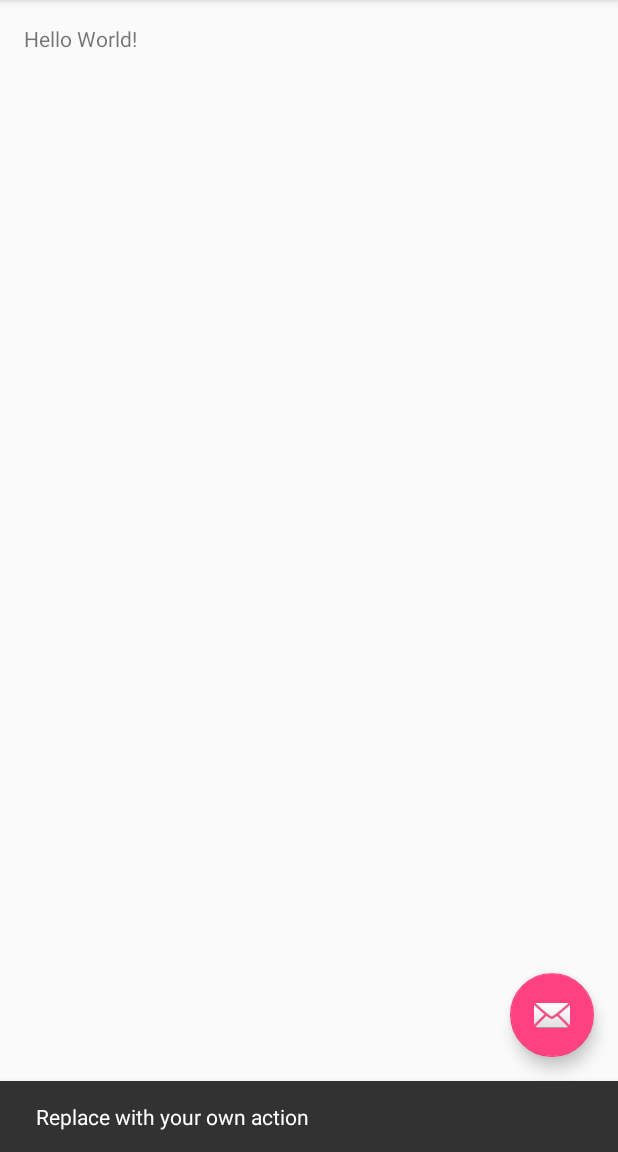
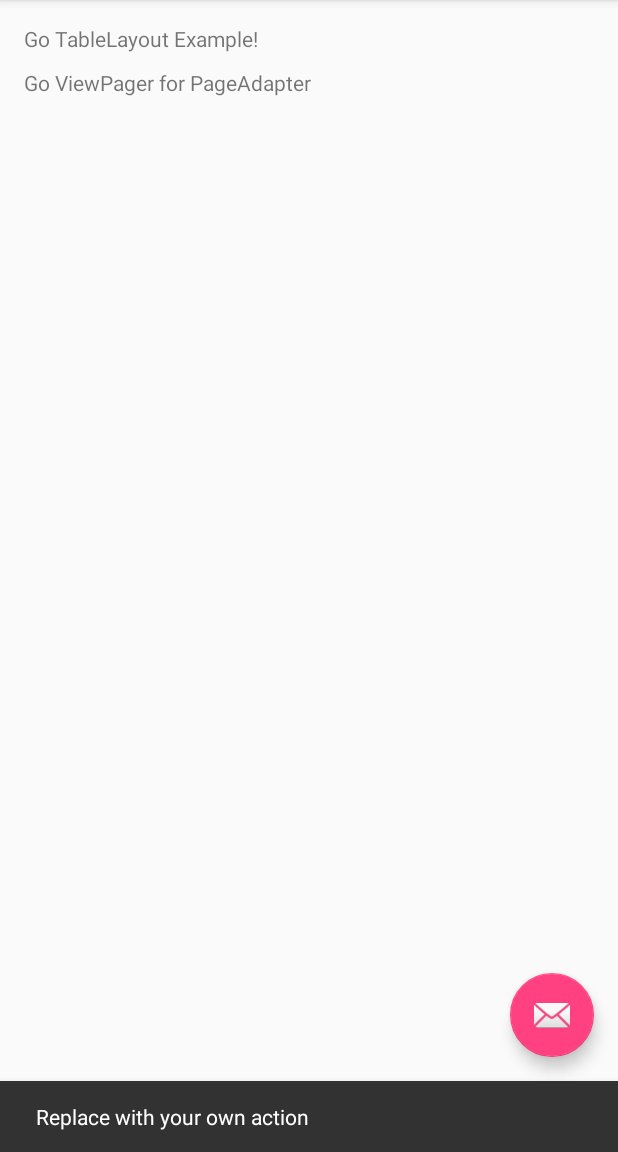
Before and after one commit to skycham81/testrepo, an Android app: the screen it shows after launch (MainActivity), after a tap on an icon or button, on a phone screen of 412 x 824 dp, the part 84-1236 px from its top. Run offline under Robolectric (Android 15) with nearby library versions, the phone set to English and light mode, and no system bars.

Commit message:
프래그먼트를 이용한 뷰페이저 예제 페이지 아답터를 이용한 뷰페이저 예제 SwipeRefreshLayout 이용해 페이지 이동 시키는 예제

```diff
--- a/app/build.gradle
+++ b/app/build.gradle
@@ -21,7 +21,7 @@ android {
 
 dependencies {
     compile fileTree(dir: 'libs', include: ['*.jar'])
-    testCompile 'junit:junit:4.12'
+//    testCompile 'junit:junit:4.12'
     compile 'com.android.support:appcompat-v7:23.1.1'
     compile 'com.android.support:support-v4:23.1.1'
     compile 'com.android.support:design:23.1.1'
--- a/app/src/main/AndroidManifest.xml
+++ b/app/src/main/AndroidManifest.xml
@@ -18,6 +18,12 @@
                 <category android:name="android.intent.category.LAUNCHER" />
             </intent-filter>
         </activity>
+        <activity android:name=".TabLayoutExample" android:parentActivityName=".MainActivity">
+            <meta-data android:name="android.support.PARENT_ACTIVITY" android:value=".MainActivity" />
+        </activity>
+        <activity android:name=".ViewPagerExample" android:parentActivityName=".MainActivity">
+            <meta-data android:name="android.support.PARENT_ACTIVITY" android:value=".MainActivity" />
+        </activity>
     </application>
 
 </manifest>
--- a/app/src/main/java/com/dsy/test/MainActivity.java
+++ b/app/src/main/java/com/dsy/test/MainActivity.java
@@ -1,5 +1,7 @@
 package com.dsy.test;
 
+import android.content.Context;
+import android.content.Intent;
 import android.graphics.drawable.Drawable;
 import android.os.Bundle;
 import android.support.design.widget.FloatingActionButton;
@@ -7,7 +9,6 @@ import android.support.design.widget.NavigationView;
 import android.support.design.widget.Snackbar;
 import android.support.v4.view.GravityCompat;
 import android.support.v4.widget.DrawerLayout;
-import android.support.v7.app.ActionBar;
 import android.support.v7.app.ActionBarDrawerToggle;
 import android.support.v7.app.AppCompatActivity;
 import android.support.v7.widget.Toolbar;
@@ -19,18 +20,17 @@ public class MainActivity extends AppCompatActivity implements NavigationView.On
 
     int mSortMode = -1;
 
+    static int mCreatedFragmentCount = 0;
+
     @Override
     protected void onCreate(Bundle savedInstanceState) {
         super.onCreate(savedInstanceState);
+        overridePendingTransition(0, 0);
 
         setContentView(R.layout.activity_main);
         Toolbar toolbar = (Toolbar) findViewById(R.id.toolbar);
 
         setSupportActionBar(toolbar);
-
-        final ActionBar ab = getSupportActionBar();
-        ab.setHomeAsUpIndicator(R.drawable.ic_menu_manage);
-        ab.setDisplayHomeAsUpEnabled(true);
 
         FloatingActionButton fab = (FloatingActionButton) findViewById(R.id.fab);
         fab.setOnClickListener(new View.OnClickListener() {
@@ -38,6 +38,26 @@ public class MainActivity extends AppCompatActivity implements NavigationView.On
             public void onClick(View view) {
                 Snackbar.make(view, "Replace with your own action", Snackbar.LENGTH_LONG)
                         .setAction("Action", null).show();
+            }
+        });
+
+        findViewById(R.id.go_tablelayout).setOnClickListener(new View.OnClickListener() {
+            @Override
+            public void onClick(View v) {
+                Context context = v.getContext();
+                Intent intent = new Intent(context, TabLayoutExample.class);
+
+                startActivity(intent);
+            }
+        });
+
+        findViewById(R.id.go_viewpager_for_pageapater).setOnClickListener(new View.OnClickListener() {
+            @Override
+            public void onClick(View v) {
+                Context context = v.getContext();
+                Intent intent = new Intent(context, ViewPagerExample.class);
+
+                startActivity(intent);
             }
         });
 
--- a/app/src/main/res/layout/app_bar_main.xml
+++ b/app/src/main/res/layout/app_bar_main.xml
@@ -17,7 +17,9 @@
             android:layout_width="match_parent"
             android:layout_height="?attr/actionBarSize"
             android:background="?attr/colorPrimary"
-            app:popupTheme="@style/AppTheme.PopupOverlay" />
+            app:popupTheme="@style/AppTheme.PopupOverlay"
+            app:layout_scrollFlags="scroll|enterAlways|snap"
+            />
 
     </android.support.design.widget.AppBarLayout>
 
--- a/app/src/main/res/layout/content_main.xml
+++ b/app/src/main/res/layout/content_main.xml
@@ -13,7 +13,18 @@
     tools:showIn="@layout/app_bar_main">
 
     <TextView
+        android:id="@+id/go_tablelayout"
         android:layout_width="wrap_content"
         android:layout_height="wrap_content"
-        android:text="Hello World!" />
+        android:text="Go TableLayout Example!" />
+
+    <TextView
+        android:id="@+id/go_viewpager_for_pageapater"
+        android:layout_width="wrap_content"
+        android:layout_height="wrap_content"
+        android:layout_below="@+id/go_tablelayout"
+        android:layout_marginTop="10dp"
+        android:text="Go ViewPager for PageAdapter"
+        />
+
 </RelativeLayout>
--- a/app/src/main/res/values/colors.xml
+++ b/app/src/main/res/values/colors.xml
@@ -3,4 +3,9 @@
     <color name="colorPrimary">#3F51B5</color>
     <color name="colorPrimaryDark">#303F9F</color>
     <color name="colorAccent">#FF4081</color>
+
+    <color name="color_scheme_1_1">#33B5E5</color>
+    <color name="color_scheme_1_2">#99CC00</color>
+    <color name="color_scheme_1_3">#FFBB33</color>
+    <color name="color_scheme_1_4">#FF4444</color>
 </resources>
```
Also changed, not shown: app/src/main/java/com/dsy/test/TabLayoutExample.java (added, +81 -0 lines), app/src/main/java/com/dsy/test/TabLayoutFragment.java (added, +25 -0 lines), app/src/main/java/com/dsy/test/ViewPagerExample.java (added, +140 -0 lines), app/src/main/res/layout/tablayout_example.xml (added, +23 -0 lines), app/src/main/res/layout/tablayout_fragment.xml (added, +23 -0 lines), app/src/main/res/layout/viewpager_example.xml (added, +30 -0 lines), 1 other file.
